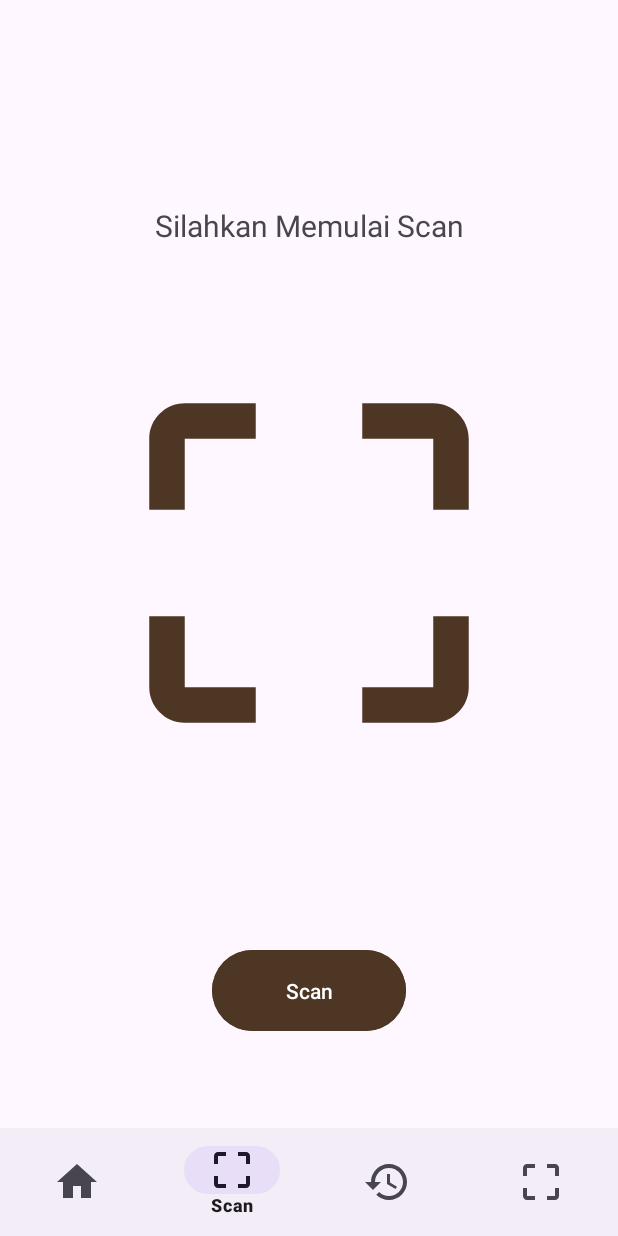
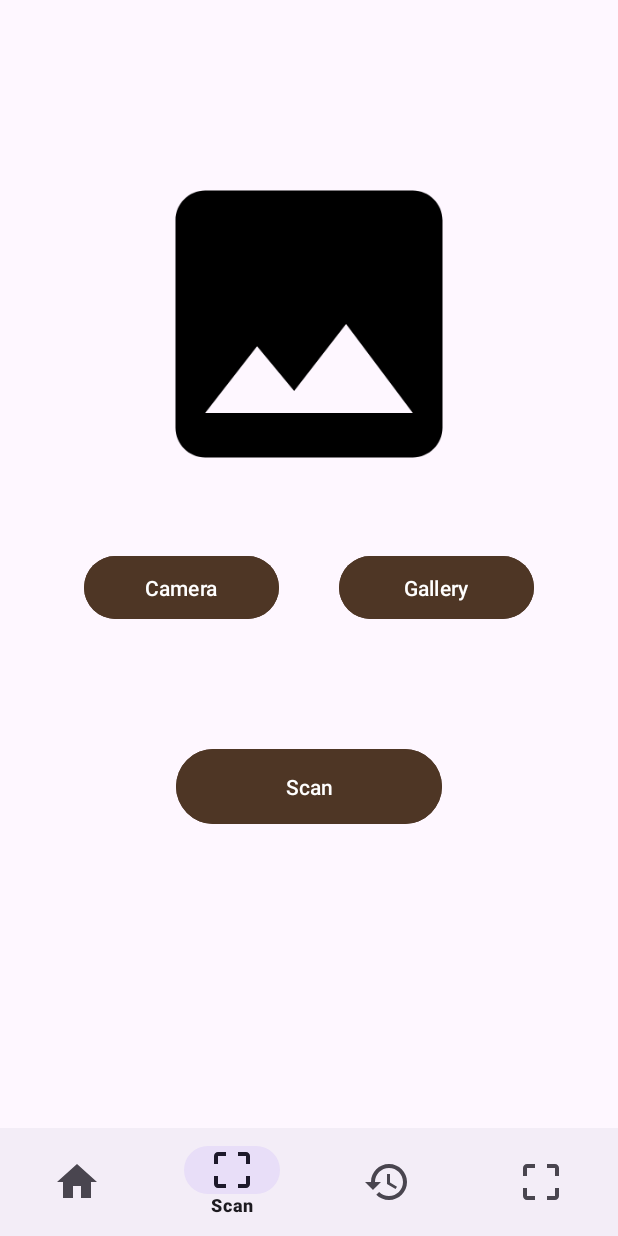
Before and after one commit to adrianjremia/codet.id, an Android app: the ScanFragment screen opened through its navigation route, on a phone screen of 412 x 824 dp. Run offline under Robolectric (Android 15) with nearby library versions, the phone set to English and light mode, and no system bars; our stand-ins replace navigation-ui.

Commit message:
Update : Fixed splash bug, changed buttons in dark mode, changed scan layout and photo picking method.

```diff
--- a/app/src/main/java/com/capstone/codet/ui/home/HomeFragment.kt
+++ b/app/src/main/java/com/capstone/codet/ui/home/HomeFragment.kt
@@ -12,7 +12,7 @@ import com.capstone.codet.R
 import com.capstone.codet.data.adapter.FunfactAdapter
 import com.capstone.codet.data.model.Funfact
 import com.capstone.codet.databinding.FragmentHomeBinding
-import com.capstone.codet.ui.scan.result.ResultActivity
+import com.capstone.codet.ui.result.ResultActivity
 
 class HomeFragment:Fragment() {
 
--- a/app/src/main/java/com/capstone/codet/ui/scan/result/ResultActivity.kt
+++ b/app/src/main/java/com/capstone/codet/ui/result/ResultActivity.kt
@@ -1,4 +1,4 @@
-package com.capstone.codet.ui.scan.result
+package com.capstone.codet.ui.result
 
 import android.app.Activity
 import android.os.Bundle
--- a/app/src/main/java/com/capstone/codet/ui/scan/result/ResultFragment.kt
+++ b/app/src/main/java/com/capstone/codet/ui/result/ResultFragment.kt
@@ -1,4 +1,4 @@
-package com.capstone.codet.ui.scan.result
+package com.capstone.codet.ui.result
 
 import android.graphics.Bitmap
 import android.net.Uri
--- a/app/src/main/java/com/capstone/codet/ui/scan/ScanFragment.kt
+++ b/app/src/main/java/com/capstone/codet/ui/scan/ScanFragment.kt
@@ -1,17 +1,34 @@
 package com.capstone.codet.ui.scan
 
+import android.Manifest
+import android.annotation.SuppressLint
 import android.content.Intent
+import android.content.pm.PackageManager
+import android.graphics.BitmapFactory
+
+import android.net.Uri
 import android.os.Bundle
 import android.view.LayoutInflater
 import android.view.View
 import android.view.ViewGroup
+import android.widget.Toast
+import androidx.activity.result.contract.ActivityResultContracts
+import androidx.appcompat.app.AppCompatActivity
+
+import androidx.core.app.ActivityCompat
+import androidx.core.content.ContextCompat
 import androidx.fragment.app.Fragment
+import com.capstone.codet.data.utils.rotateBitmap
+import com.capstone.codet.data.utils.uriToFile
 import com.capstone.codet.databinding.FragmentScanBinding
-import com.capstone.codet.ui.scan.result.ResultActivity
+import com.capstone.codet.ui.result.ResultActivity
+import java.io.File
 
 class ScanFragment:Fragment() {
 
     private lateinit var binding: FragmentScanBinding
+
+    private var getFile: File? = null
 
     override fun onCreateView(
         inflater: LayoutInflater,
@@ -25,13 +42,89 @@ class ScanFragment:Fragment() {
     override fun onViewCreated(view: View, savedInstanceState: Bundle?) {
         super.onViewCreated(view, savedInstanceState)
 
-        binding.btnScan.setOnClickListener {
 
-            val intent = Intent(requireContext(), ResultActivity::class.java)
-            startActivity(intent)
+        if (!allPermissionsGranted()) {
+            ActivityCompat.requestPermissions(
+                requireActivity(),
+                REQUIRED_PERMISSIONS,
+                REQUEST_CODE_PERMISSIONS
+            )
+        }
 
-        }
+        binding.buttonCamera.setOnClickListener { startCameraX() }
+        binding.buttonGallery.setOnClickListener { startGallery() }
+        binding.buttonUpload.setOnClickListener { getResult() }
 
     }
 
+    private fun startGallery() {
+        val intent = Intent()
+        intent.action = Intent.ACTION_GET_CONTENT
+        intent.type = "image/*"
+        val chooser = Intent.createChooser(intent, "Choose a Picture")
+        launcherIntentGallery.launch(chooser)
+    }
+
+    private fun startCameraX() {
+        val intent = Intent(requireContext(), CameraActivity::class.java)
+        launcherIntentCameraX.launch(intent)
+    }
+
+    private fun getResult() {
+        if (getFile != null) {
+            // Pass the image file path to ResultScanActivity
+            val intent = Intent(requireContext(), ResultScanActivity::class.java)
+            intent.putExtra("image_path", getFile!!.absolutePath)
+            startActivity(intent)
+        } else {
+            Toast.makeText(requireContext(), "No image selected", Toast.LENGTH_SHORT).show()
+        }
+    }
+
+
+    // Handle the Camera activity result
+    @SuppressLint("RestrictedApi")
+    private val launcherIntentCameraX = registerForActivityResult(
+        ActivityResultContracts.StartActivityForResult()
+    ) { result ->
+        if (result.resultCode == CAMERA_X_RESULT) {
+            val myFile = result.data?.getSerializableExtra("picture") as File
+            val isBackCamera = result.data?.getBooleanExtra("isBackCamera", true) ?: true
+
+            getFile = myFile
+
+            // Rotate the bitmap for back camera photos
+            val resultBitmap = rotateBitmap(
+                BitmapFactory.decodeFile(getFile?.path),
+                isBackCamera
+            )
+            binding.previewImage.setImageBitmap(resultBitmap)
+        }
+    }
+
+    // Handle the Gallery result
+    private val launcherIntentGallery = registerForActivityResult(
+        ActivityResultContracts.StartActivityForResult()
+    ) { result ->
+        if (result.resultCode == AppCompatActivity.RESULT_OK) {
+            val selectedImg: Uri = result.data?.data as Uri
+            val myFile = uriToFile(selectedImg, requireContext())
+
+            getFile = myFile
+            binding.previewImage.setImageURI(selectedImg)
+        }
+    }
+
+    private fun allPermissionsGranted() = REQUIRED_PERMISSIONS.all {
+        ContextCompat.checkSelfPermission(requireContext(), it) == PackageManager.PERMISSION_GRANTED
+    }
+
+
+    companion object {
+        const val CAMERA_X_RESULT = 200
+        private val REQUIRED_PERMISSIONS = arrayOf(Manifest.permission.CAMERA, Manifest.permission.READ_EXTERNAL_STORAGE)
+        private const val REQUEST_CODE_PERMISSIONS = 10
+    }
+
+
 }
--- a/app/src/main/java/com/capstone/codet/ui/splash/SplashActivity.kt
+++ b/app/src/main/java/com/capstone/codet/ui/splash/SplashActivity.kt
@@ -22,7 +22,10 @@ class SplashActivity:AppCompatActivity() {
 
 
         Handler().postDelayed({
-            startActivity(Intent(this, MainActivity::class.java))
+            val intent = Intent(this, MainActivity::class.java)
+            intent.addFlags(Intent.FLAG_ACTIVITY_NEW_TASK or Intent.FLAG_ACTIVITY_CLEAR_TASK)
+            startActivity(intent)
+            finish()
         }, DURATION_TIME)
 
         setupView()
--- a/app/src/main/res/layout/activity_result.xml
+++ b/app/src/main/res/layout/activity_result.xml
@@ -4,7 +4,7 @@
     xmlns:tools="http://schemas.android.com/tools"
     android:layout_width="match_parent"
     android:layout_height="match_parent"
-    tools:context=".ui.scan.result.ResultActivity">
+    tools:context=".ui.result.ResultActivity">
 
     <androidx.fragment.app.FragmentContainerView
         android:id="@+id/result_nav_host"
--- a/app/src/main/res/layout/fragment_home.xml
+++ b/app/src/main/res/layout/fragment_home.xml
@@ -53,6 +53,7 @@
         android:layout_marginTop="24dp"
         android:layout_marginEnd="16dp"
         android:text="Scan Sekarang"
+        android:textColor="@color/white"
         android:backgroundTint="@color/brown"
         app:layout_constraintEnd_toEndOf="parent"
         app:layout_constraintStart_toStartOf="parent"
--- a/app/src/main/res/layout/fragment_scan.xml
+++ b/app/src/main/res/layout/fragment_scan.xml
@@ -1,44 +1,87 @@
 <?xml version="1.0" encoding="utf-8"?>
-<androidx.constraintlayout.widget.ConstraintLayout xmlns:android="http://schemas.android.com/apk/res/android"
+<ScrollView xmlns:android="http://schemas.android.com/apk/res/android"
     xmlns:app="http://schemas.android.com/apk/res-auto"
     xmlns:tools="http://schemas.android.com/tools"
     android:layout_width="match_parent"
     android:layout_height="match_parent">
 
+    <androidx.constraintlayout.widget.ConstraintLayout
+        android:layout_width="match_parent"
+        android:layout_height="match_parent">
+
+
         <ImageView
-        android:id="@+id/imageView2"
-        android:layout_width="284dp"
-        android:layout_height="348dp"
-        android:layout_marginTop="37dp"
+            android:id="@+id/previewImage"
+            android:layout_width="292dp"
+            android:layout_height="237dp"
+            android:layout_marginStart="32dp"
+            android:layout_marginTop="32dp"
+            android:layout_marginEnd="32dp"
+            android:contentDescription="Placeholder"
             app:layout_constraintEnd_toEndOf="parent"
             app:layout_constraintStart_toStartOf="parent"
-        app:layout_constraintTop_toBottomOf="@+id/textView3"
-        app:srcCompat="@drawable/ic_scan"
-        app:tint="@color/brown"
 
-        />
+            app:layout_constraintTop_toTopOf="parent"
+            app:srcCompat="@drawable/ic_placeholder" />
 
         <Button
-        android:id="@+id/btnScan"
-        android:layout_width="129dp"
-        android:layout_height="62dp"
-        android:layout_marginTop="80dp"
+            android:id="@+id/buttonCamera"
+            android:layout_width="130dp"
+            android:layout_height="50dp"
+            android:layout_marginStart="32dp"
+            android:layout_marginTop="32dp"
+            android:layout_marginEnd="8dp"
+            android:text="Camera"
             android:backgroundTint="@color/brown"
+            android:textColor="@color/white"
+            app:layout_constraintEnd_toStartOf="@+id/buttonGallery"
+            app:layout_constraintStart_toStartOf="parent"
+            app:layout_constraintTop_toBottomOf="@+id/previewImage" />
+
+        <Button
+            android:id="@+id/buttonGallery"
+            android:layout_width="130dp"
+            android:layout_height="50dp"
+            android:layout_marginStart="8dp"
+            android:layout_marginTop="32dp"
+            android:layout_marginEnd="32dp"
+            android:text="Gallery"
+            android:backgroundTint="@color/brown"
+            android:textColor="@color/white"
+            app:layout_constraintEnd_toEndOf="parent"
+            app:layout_constraintStart_toEndOf="@+id/buttonCamera"
+            app:layout_constraintTop_toBottomOf="@+id/previewImage" />
+
+        <Button
+            android:id="@+id/buttonUpload"
+            android:layout_width="177dp"
+            android:layout_height="58dp"
+            android:layout_marginStart="32dp"
+            android:layout_marginTop="150dp"
+            android:layout_marginEnd="32dp"
+            android:layout_marginBottom="24dp"
+            android:backgroundTint="@color/brown"
+            android:textColor="@color/white"
             android:text="Scan"
+            app:layout_constraintBottom_toBottomOf="parent"
             app:layout_constraintEnd_toEndOf="parent"
             app:layout_constraintStart_toStartOf="parent"
-        app:layout_constraintTop_toBottomOf="@+id/imageView2" />
+            app:layout_constraintTop_toBottomOf="@+id/progressBar" />
 
-    <TextView
-        android:id="@+id/textView3"
+        <ProgressBar
+            android:id="@+id/progressBar"
+            style="@android:style/Widget.DeviceDefault.ProgressBar"
             android:layout_width="wrap_content"
             android:layout_height="wrap_content"
-        android:layout_marginStart="8dp"
-        android:layout_marginTop="71dp"
-        android:layout_marginEnd="8dp"
-        android:text="Silahkan Memulai Scan"
-        android:textSize="20dp"
+            android:visibility="invisible"
+            app:layout_constraintBottom_toBottomOf="parent"
             app:layout_constraintEnd_toEndOf="parent"
             app:layout_constraintStart_toStartOf="parent"
-        app:layout_constraintTop_toTopOf="parent" />
+            app:layout_constraintTop_toTopOf="parent"
+            tools:visibility="visible" />
+
+
     </androidx.constraintlayout.widget.ConstraintLayout>
+
+
+</ScrollView>
--- a/app/src/main/res/navigation/scan_navigation.xml
+++ b/app/src/main/res/navigation/scan_navigation.xml
@@ -6,7 +6,7 @@
 
     <fragment
         android:id="@+id/cameraFragment2"
-        android:name="com.capstone.codet.ui.scan.result.CameraFragment"
+        android:name="com.capstone.codet.ui.result.CameraFragment"
         android:label="CameraFragment" >
         <action
             android:id="@+id/action_cameraFragment2_to_resultFragment"
@@ -15,7 +15,7 @@
 
     <fragment
         android:id="@+id/resultFragment"
-        android:name="com.capstone.codet.ui.scan.result.ResultFragment"
+        android:name="com.capstone.codet.ui.result.ResultFragment"
         android:label="ResultFragment" >
         <argument
             android:name="resultImage"
```
Also changed, not shown: app/src/main/AndroidManifest.xml (+9 -1 lines), app/src/main/java/com/capstone/codet/data/utils/Utility.kt (added, +32 -0 lines), app/src/main/java/com/capstone/codet/data/utils/Utils.kt (+36 -13 lines), app/src/main/java/com/capstone/codet/ui/result/CameraFragment.kt (renamed from app/src/main/java/com/capstone/codet/ui/scan/result/CameraFragment.kt, +5 -4 lines), app/src/main/java/com/capstone/codet/ui/scan/CameraActivity.kt (added, +137 -0 lines), app/src/main/java/com/capstone/codet/ui/scan/ResultScanActivity.kt (added, +37 -0 lines), app/src/main/res/layout/activity_camera.xml (added, +34 -0 lines), app/src/main/res/layout/activity_scan_result.xml (added, +65 -0 lines). Lines whose indentation alone changed are shown as unchanged.
